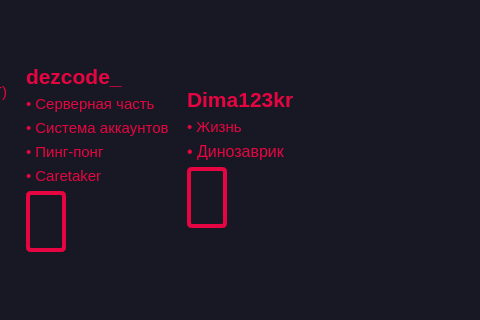
The window that qt_main_interface.ui (Kimiroshi/Dante) describes before a commit, drawn with Qt 5; both pictures show x 462 to 942 and y 159 to 479 of the 1106 by 606 pixel window.
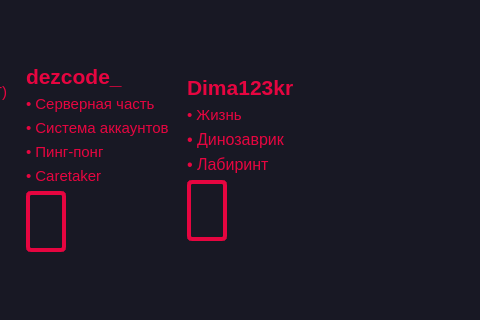
The same window after the commit. The open tabs and pages were chosen to show the change. Icons and pictures are not drawn.

Diff of the .ui file:
```diff
--- a/qt_main_interface.ui
+++ b/qt_main_interface.ui
@@ -1904,6 +1904,21 @@
                    </property>
                   </widget>
                  </item>
+                 <item>
+                  <widget class="QLabel" name="label_30">
+                   <property name="font">
+                    <font>
+                     <pointsize>12</pointsize>
+                    </font>
+                   </property>
+                   <property name="styleSheet">
+                    <string notr="true">color: rgb(230, 5, 64)</string>
+                   </property>
+                   <property name="text">
+                    <string>• Лабиринт</string>
+                   </property>
+                  </widget>
+                 </item>
                  <item alignment="Qt::AlignLeft|Qt::AlignTop">
                   <widget class="QPushButton" name="dima123kr">
                    <property name="sizePolicy">
```
Left out of the diff: 2 changed lines with no effect on the pictures.
